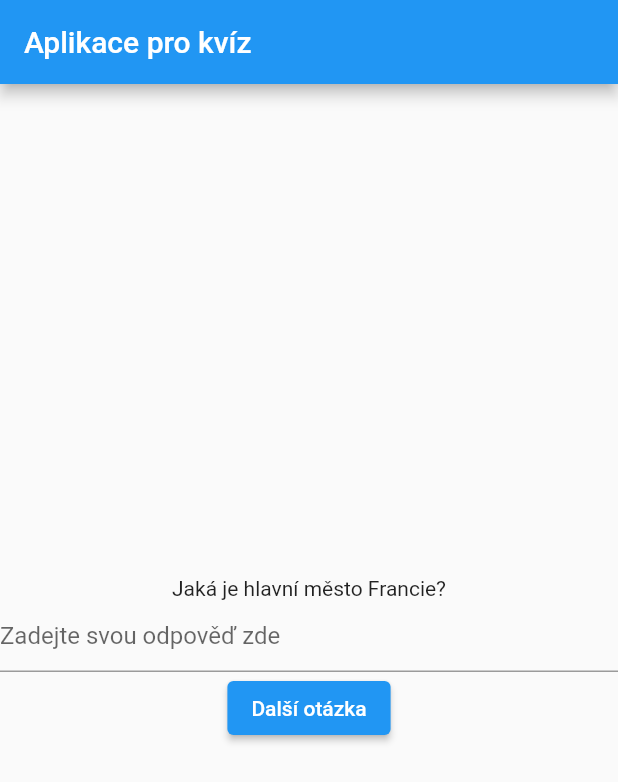
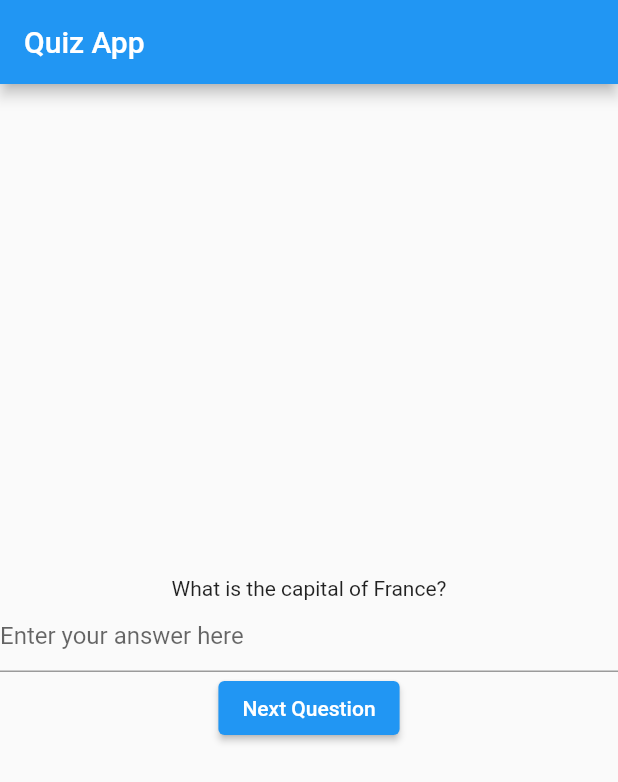
Before and after one commit to chat-app-gymcl/Besidka, a Flutter app: the screen it shows after launch, on a phone screen of 412 x 824 dp. Shown: the top 782 px of the screen. Run offline on Flutter 3.47's test engine with Material 2 defaults, Android fonts, the phone set to English and light mode, and no system bars.

Commit message:
test funkcnosti

```diff
--- a/lib/main.dart
+++ b/lib/main.dart
@@ -1,19 +1,6 @@
 import 'package:flutter/material.dart';
 
 void main() => runApp(QuizApp());
-
-class Question {
-  String question;
-  String answer;
-
-  Question(this.question, this.answer);
-}
-
-List<Question> questions = [
-  Question('Jaká je hlavní město Francie?', 'Paříž'),
-  Question('Jaká je hlavní město Španělska?', 'Madrid'),
-  Question('Jaké je hlavní město Itálie?', 'Řím'),
-];
 
 class QuizApp extends StatelessWidget {
   int currentQuestionIndex = 0;
@@ -26,22 +13,22 @@ class QuizApp extends StatelessWidget {
     String correctAnswer = questions[currentQuestionIndex].answer;
 
     if (userAnswer == correctAnswer) {
-      print('Správná odpověď!');
+      print('Correct answer!');
     } else {
-      print('Špatná odpověď');
+      print('Incorrect answer');
     }
   }
 
   @override
   Widget build(BuildContext context) {
     return MaterialApp(
-      title: 'Aplikace pro kvíz',
+      title: 'Quiz App',
       theme: ThemeData(
         primarySwatch: Colors.blue,
       ),
       home: Scaffold(
         appBar: AppBar(
-          title: Text('Aplikace pro kvíz'),
+          title: Text('Quiz App'),
         ),
         body: Column(
           mainAxisAlignment: MainAxisAlignment.center,
@@ -49,7 +36,7 @@ class QuizApp extends StatelessWidget {
             Text(questions[currentQuestionIndex].question),
             TextField(
               decoration: InputDecoration(
-                hintText: 'Zadejte svou odpověď zde',
+                hintText: 'Enter your answer here',
               ),
               onSubmitted: (String userAnswer) {
                 checkAnswer(userAnswer);
@@ -57,7 +44,7 @@ class QuizApp extends StatelessWidget {
             ),
             ElevatedButton(
               onPressed: nextQuestion,
-              child: Text('Další otázka'),
+              child: Text('Next Question'),
             ),
           ],
         ),
@@ -65,3 +52,16 @@ class QuizApp extends StatelessWidget {
     );
   }
 }
+
+class Question {
+  String question;
+  String answer;
+
+  Question(this.question, this.answer);
+}
+
+List<Question> questions = [
+  Question('What is the capital of France?', 'Paris'),
+  Question('What is the capital of Spain?', 'Madrid'),
+  Question('What is the capital of Italy?', 'Rome'),
+];
```
